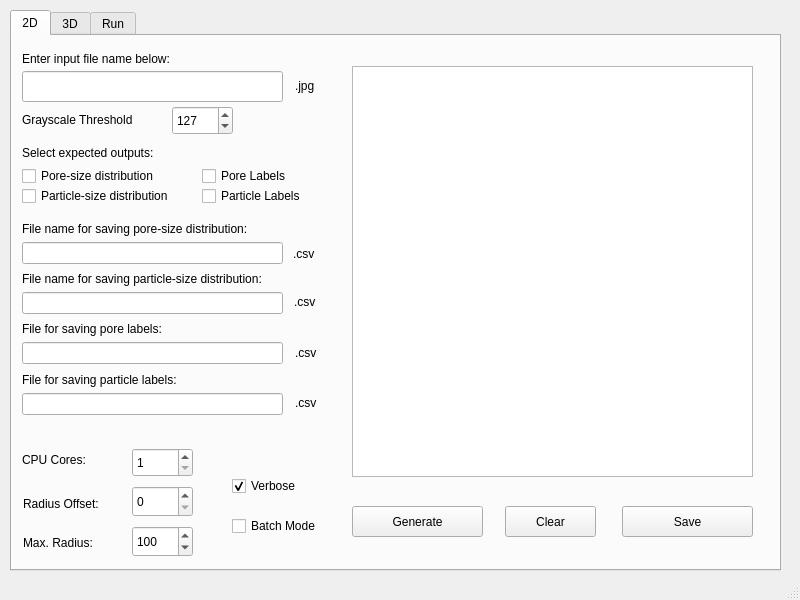
The window that GUI_src/mainwindow.ui (adama-wzr/ED_cPSD) describes before a commit, drawn with Qt 5.
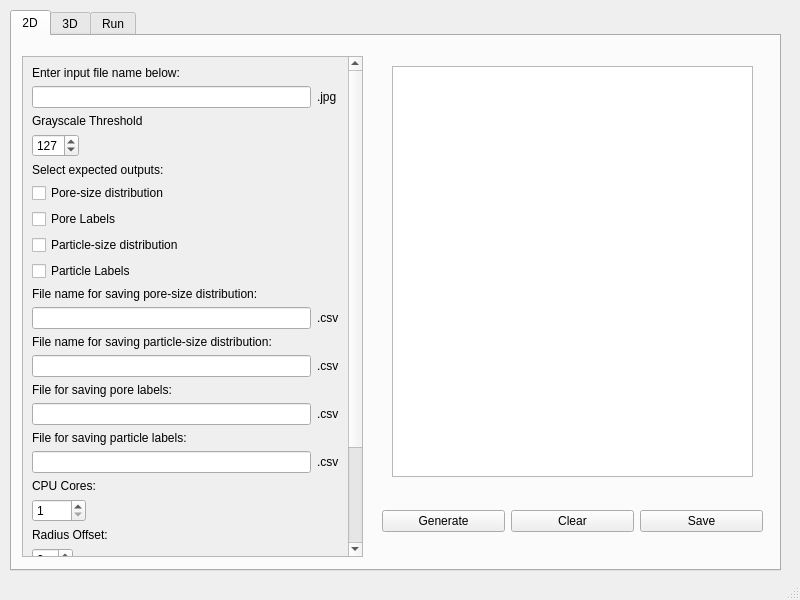
The same window after the commit. The open tabs and pages were chosen to show the change.

Commit message:
Added Scrollbar 2D
- 2D side of the GUI was revamped for better space utilization.
- Clear buttons now work properly for 2D and 3D
- Buttons were properly spaced in 2D nad 3D sides.

```diff
--- a/GUI_src/mainwindow.ui
+++ b/GUI_src/mainwindow.ui
@@ -30,48 +30,12 @@
      <attribute name="title">
       <string>2D</string>
      </attribute>
-     <widget class="QLabel" name="FilenameLabel2D">
-      <property name="geometry">
-       <rect>
-        <x>10</x>
-        <y>15</y>
-        <width>201</width>
-        <height>16</height>
-       </rect>
-      </property>
-      <property name="text">
-       <string>Enter input file name below:</string>
-      </property>
-     </widget>
-     <widget class="QLineEdit" name="FilenameInput2D">
-      <property name="geometry">
-       <rect>
-        <x>10</x>
-        <y>35</y>
-        <width>261</width>
-        <height>31</height>
-       </rect>
-      </property>
-     </widget>
-     <widget class="QPushButton" name="GenButton2D">
-      <property name="geometry">
-       <rect>
-        <x>340</x>
-        <y>470</y>
-        <width>131</width>
-        <height>31</height>
-       </rect>
-      </property>
-      <property name="text">
-       <string>Generate</string>
-      </property>
-     </widget>
      <widget class="QTextEdit" name="textDisplay2D">
       <property name="geometry">
        <rect>
-        <x>340</x>
+        <x>380</x>
         <y>30</y>
-        <width>401</width>
+        <width>361</width>
         <height>411</height>
        </rect>
       </property>
@@ -79,420 +43,296 @@
        <bool>true</bool>
       </property>
      </widget>
-     <widget class="QPushButton" name="saveButton2D">
+     <widget class="QScrollArea" name="scrollArea_4">
       <property name="geometry">
        <rect>
-        <x>610</x>
-        <y>470</y>
-        <width>131</width>
-        <height>31</height>
+        <x>10</x>
+        <y>20</y>
+        <width>341</width>
+        <height>501</height>
        </rect>
       </property>
+      <property name="sizeAdjustPolicy">
+       <enum>QAbstractScrollArea::SizeAdjustPolicy::AdjustToContents</enum>
+      </property>
+      <property name="widgetResizable">
+       <bool>true</bool>
+      </property>
+      <widget class="QWidget" name="scrollAreaWidgetContents_4">
+       <property name="geometry">
+        <rect>
+         <x>0</x>
+         <y>0</y>
+         <width>325</width>
+         <height>702</height>
+        </rect>
+       </property>
+       <layout class="QGridLayout" name="gridLayout_5">
+        <item row="24" column="0">
+         <widget class="QLabel" name="label_15">
       <property name="text">
-       <string>Save</string>
-      </property>
-     </widget>
+           <string>Max. Radius:</string>
+          </property>
+         </widget>
+        </item>
+        <item row="19" column="0">
+         <widget class="QLabel" name="label_11">
+          <property name="text">
+           <string>CPU Cores:</string>
+          </property>
+         </widget>
+        </item>
+        <item row="10" column="0">
+         <widget class="QCheckBox" name="partLabel">
+          <property name="text">
+           <string>Particle Labels</string>
+          </property>
+          <property name="checkable">
+           <bool>false</bool>
+          </property>
+         </widget>
+        </item>
+        <item row="5" column="0" alignment="Qt::AlignmentFlag::AlignLeft">
+         <widget class="QSpinBox" name="Gray_TH">
+          <property name="minimum">
+           <number>1</number>
+          </property>
+          <property name="maximum">
+           <number>255</number>
+          </property>
+          <property name="singleStep">
+           <number>1</number>
+          </property>
+          <property name="value">
+           <number>127</number>
+          </property>
+         </widget>
+        </item>
+        <item row="2" column="1">
+         <widget class="QLabel" name="input2D_ext">
+          <property name="text">
+           <string>.jpg</string>
+          </property>
+         </widget>
+        </item>
+        <item row="22" column="0" alignment="Qt::AlignmentFlag::AlignLeft">
+         <widget class="QSpinBox" name="r_off_2D"/>
+        </item>
+        <item row="20" column="0" alignment="Qt::AlignmentFlag::AlignLeft">
+         <widget class="QSpinBox" name="nThreads">
+          <property name="minimum">
+           <number>1</number>
+          </property>
+          <property name="maximum">
+           <number>1280</number>
+          </property>
+         </widget>
+        </item>
+        <item row="11" column="0">
+         <widget class="QLabel" name="label_2">
+          <property name="text">
+           <string>File name for saving pore-size distribution:</string>
+          </property>
+         </widget>
+        </item>
+        <item row="12" column="1">
+         <widget class="QLabel" name="label_7">
+          <property name="text">
+           <string>.csv</string>
+          </property>
+         </widget>
+        </item>
+        <item row="3" column="0">
+         <widget class="QLabel" name="label_13">
+          <property name="text">
+           <string>Grayscale Threshold</string>
+          </property>
+         </widget>
+        </item>
+        <item row="7" column="0">
      <widget class="QCheckBox" name="poreSD">
-      <property name="geometry">
-       <rect>
-        <x>10</x>
-        <y>130</y>
-        <width>141</width>
-        <height>20</height>
-       </rect>
-      </property>
       <property name="text">
        <string>Pore-size distribution</string>
       </property>
      </widget>
+        </item>
+        <item row="6" column="0">
      <widget class="QLabel" name="label">
-      <property name="geometry">
-       <rect>
-        <x>10</x>
-        <y>110</y>
-        <width>251</width>
-        <height>14</height>
-       </rect>
-      </property>
       <property name="text">
        <string>Select expected outputs:</string>
       </property>
      </widget>
-     <widget class="QCheckBox" name="partSD">
-      <property name="geometry">
-       <rect>
-        <x>10</x>
-        <y>150</y>
-        <width>161</width>
-        <height>20</height>
-       </rect>
-      </property>
+        </item>
+        <item row="17" column="0">
+         <widget class="QLabel" name="label_5">
       <property name="text">
-       <string>Particle-size distribution</string>
-      </property>
-     </widget>
-     <widget class="QCheckBox" name="poreLabel">
-      <property name="geometry">
-       <rect>
-        <x>190</x>
-        <y>130</y>
-        <width>101</width>
-        <height>20</height>
-       </rect>
-      </property>
-      <property name="text">
-       <string>Pore Labels</string>
-      </property>
-      <property name="checkable">
-       <bool>false</bool>
-      </property>
-     </widget>
-     <widget class="QCheckBox" name="partLabel">
-      <property name="geometry">
-       <rect>
-        <x>190</x>
-        <y>150</y>
-        <width>121</width>
-        <height>20</height>
-       </rect>
-      </property>
-      <property name="text">
-       <string>Particle Labels</string>
-      </property>
-      <property name="checkable">
-       <bool>false</bool>
-      </property>
-     </widget>
+           <string>File for saving particle labels:</string>
+          </property>
+         </widget>
+        </item>
+        <item row="12" column="0">
      <widget class="QLineEdit" name="poreSD_Out">
-      <property name="geometry">
-       <rect>
-        <x>10</x>
-        <y>206</y>
-        <width>261</width>
-        <height>22</height>
-       </rect>
-      </property>
       <property name="readOnly">
        <bool>true</bool>
       </property>
      </widget>
-     <widget class="QLabel" name="label_2">
-      <property name="geometry">
-       <rect>
-        <x>10</x>
-        <y>186</y>
-        <width>241</width>
-        <height>14</height>
-       </rect>
-      </property>
+        </item>
+        <item row="16" column="0">
+         <widget class="QLineEdit" name="poreLabel_Out">
+          <property name="readOnly">
+           <bool>true</bool>
+          </property>
+         </widget>
+        </item>
+        <item row="18" column="1">
+         <widget class="QLabel" name="label_10">
       <property name="text">
-       <string>File name for saving pore-size distribution:</string>
-      </property>
-     </widget>
+           <string>.csv</string>
+          </property>
+         </widget>
+        </item>
+        <item row="13" column="0">
      <widget class="QLabel" name="label_3">
-      <property name="geometry">
-       <rect>
-        <x>10</x>
-        <y>236</y>
-        <width>261</width>
-        <height>14</height>
-       </rect>
-      </property>
       <property name="text">
        <string>File name for saving particle-size distribution:</string>
       </property>
      </widget>
-     <widget class="QLineEdit" name="partSD_Out">
-      <property name="geometry">
-       <rect>
-        <x>10</x>
-        <y>256</y>
-        <width>261</width>
-        <height>22</height>
-       </rect>
-      </property>
-      <property name="readOnly">
-       <bool>true</bool>
-      </property>
-     </widget>
+        </item>
+        <item row="21" column="0">
+         <widget class="QLabel" name="label_14">
+          <property name="text">
+           <string>Radius Offset:</string>
+          </property>
+         </widget>
+        </item>
+        <item row="2" column="0">
+         <widget class="QLineEdit" name="FilenameInput2D"/>
+        </item>
+        <item row="15" column="0">
      <widget class="QLabel" name="label_4">
-      <property name="geometry">
-       <rect>
-        <x>10</x>
-        <y>286</y>
-        <width>231</width>
-        <height>14</height>
-       </rect>
-      </property>
       <property name="text">
        <string>File for saving pore labels:</string>
       </property>
      </widget>
-     <widget class="QLineEdit" name="poreLabel_Out">
-      <property name="geometry">
-       <rect>
-        <x>10</x>
-        <y>306</y>
-        <width>261</width>
-        <height>22</height>
-       </rect>
-      </property>
-      <property name="readOnly">
-       <bool>true</bool>
-      </property>
-     </widget>
-     <widget class="QLabel" name="label_5">
-      <property name="geometry">
-       <rect>
-        <x>10</x>
-        <y>337</y>
-        <width>181</width>
-        <height>14</height>
-       </rect>
-      </property>
+        </item>
+        <item row="9" column="0">
+         <widget class="QCheckBox" name="partSD">
+          <property name="text">
+           <string>Particle-size distribution</string>
+          </property>
+         </widget>
+        </item>
+        <item row="25" column="0">
+         <widget class="QCheckBox" name="verbose2D">
       <property name="text">
-       <string>File for saving particle labels:</string>
-      </property>
-     </widget>
-     <widget class="QLineEdit" name="partLabel_Out">
-      <property name="geometry">
-       <rect>
-        <x>10</x>
-        <y>357</y>
-        <width>261</width>
-        <height>22</height>
-       </rect>
-      </property>
-      <property name="readOnly">
+           <string>Verbose</string>
+          </property>
+          <property name="checked">
        <bool>true</bool>
       </property>
      </widget>
-     <widget class="QLabel" name="input2D_ext">
-      <property name="geometry">
-       <rect>
-        <x>283</x>
-        <y>40</y>
-        <width>41</width>
-        <height>20</height>
-       </rect>
-      </property>
-      <property name="text">
-       <string>.jpg</string>
-      </property>
-     </widget>
-     <widget class="QLabel" name="label_7">
-      <property name="geometry">
-       <rect>
-        <x>281</x>
-        <y>211</y>
-        <width>31</width>
-        <height>14</height>
-       </rect>
-      </property>
-      <property name="text">
-       <string>.csv</string>
-      </property>
-     </widget>
-     <widget class="QLabel" name="label_8">
-      <property name="geometry">
-       <rect>
-        <x>282</x>
-        <y>259</y>
-        <width>31</width>
-        <height>14</height>
-       </rect>
-      </property>
-      <property name="text">
-       <string>.csv</string>
-      </property>
-     </widget>
+        </item>
+        <item row="16" column="1">
      <widget class="QLabel" name="label_9">
-      <property name="geometry">
-       <rect>
-        <x>283</x>
-        <y>310</y>
-        <width>31</width>
-        <height>14</height>
-       </rect>
-      </property>
       <property name="text">
        <string>.csv</string>
       </property>
      </widget>
-     <widget class="QLabel" name="label_10">
-      <property name="geometry">
-       <rect>
-        <x>283</x>
-        <y>360</y>
-        <width>31</width>
-        <height>14</height>
-       </rect>
-      </property>
+        </item>
+        <item row="14" column="1">
+         <widget class="QLabel" name="label_8">
       <property name="text">
        <string>.csv</string>
       </property>
      </widget>
-     <widget class="QLabel" name="label_11">
-      <property name="geometry">
-       <rect>
-        <x>10</x>
-        <y>417</y>
-        <width>141</width>
-        <height>14</height>
-       </rect>
-      </property>
+        </item>
+        <item row="0" column="0">
+         <widget class="QLabel" name="FilenameLabel2D">
+          <property name="text">
+           <string>Enter input file name below:</string>
+          </property>
+         </widget>
+        </item>
+        <item row="8" column="0">
+         <widget class="QCheckBox" name="poreLabel">
       <property name="text">
-       <string>CPU Cores:</string>
-      </property>
-     </widget>
-     <widget class="QSpinBox" name="nThreads">
-      <property name="geometry">
-       <rect>
-        <x>120</x>
-        <y>412</y>
-        <width>61</width>
-        <height>29</height>
-       </rect>
-      </property>
+           <string>Pore Labels</string>
+          </property>
+          <property name="checkable">
+           <bool>false</bool>
+          </property>
+         </widget>
+        </item>
+        <item row="18" column="0">
+         <widget class="QLineEdit" name="partLabel_Out">
+          <property name="readOnly">
+           <bool>true</bool>
+          </property>
+         </widget>
+        </item>
+        <item row="14" column="0">
+         <widget class="QLineEdit" name="partSD_Out">
+          <property name="readOnly">
+           <bool>true</bool>
+          </property>
+         </widget>
+        </item>
+        <item row="23" column="0" alignment="Qt::AlignmentFlag::AlignLeft">
+         <widget class="QSpinBox" name="maxR_2D">
       <property name="minimum">
        <number>1</number>
       </property>
       <property name="maximum">
-       <number>1280</number>
-      </property>
-     </widget>
+           <number>100000</number>
+          </property>
+          <property name="value">
+           <number>100</number>
+          </property>
+         </widget>
+        </item>
+        <item row="26" column="0">
      <widget class="QCheckBox" name="batchMode2D">
-      <property name="geometry">
-       <rect>
-        <x>220</x>
-        <y>480</y>
-        <width>91</width>
-        <height>20</height>
-       </rect>
-      </property>
       <property name="text">
        <string>Batch Mode</string>
       </property>
      </widget>
-     <widget class="QCheckBox" name="verbose2D">
-      <property name="geometry">
-       <rect>
-        <x>220</x>
-        <y>440</y>
-        <width>81</width>
-        <height>20</height>
-       </rect>
-      </property>
-      <property name="text">
-       <string>Verbose</string>
-      </property>
-      <property name="checked">
-       <bool>true</bool>
-      </property>
-     </widget>
-     <widget class="QSpinBox" name="Gray_TH">
-      <property name="geometry">
-       <rect>
-        <x>160</x>
-        <y>70</y>
-        <width>61</width>
-        <height>29</height>
-       </rect>
-      </property>
-      <property name="minimum">
-       <number>1</number>
-      </property>
-      <property name="maximum">
-       <number>255</number>
-      </property>
-      <property name="singleStep">
-       <number>1</number>
-      </property>
-      <property name="value">
-       <number>127</number>
-      </property>
+        </item>
+       </layout>
+      </widget>
      </widget>
-     <widget class="QLabel" name="label_13">
+     <widget class="QWidget" name="horizontalLayoutWidget">
       <property name="geometry">
        <rect>
-        <x>10</x>
-        <y>77</y>
-        <width>141</width>
-        <height>14</height>
-       </rect>
-      </property>
-      <property name="text">
-       <string>Grayscale Threshold</string>
-      </property>
-     </widget>
-     <widget class="QSpinBox" name="r_off_2D">
-      <property name="geometry">
-       <rect>
-        <x>120</x>
+        <x>370</x>
         <y>450</y>
-        <width>61</width>
-        <height>31</height>
+        <width>381</width>
+        <height>71</height>
        </rect>
       </property>
-     </widget>
-     <widget class="QLabel" name="label_14">
-      <property name="geometry">
-       <rect>
-        <x>11</x>
-        <y>460</y>
-        <width>81</width>
-        <height>16</height>
-       </rect>
-      </property>
+      <layout class="QHBoxLayout" name="horizontalLayout">
+       <item>
+        <widget class="QPushButton" name="GenButton2D">
       <property name="text">
-       <string>Radius Offset:</string>
-      </property>
-     </widget>
-     <widget class="QLabel" name="label_15">
-      <property name="geometry">
-       <rect>
-        <x>11</x>
-        <y>499</y>
-        <width>81</width>
-        <height>16</height>
-       </rect>
-      </property>
-      <property name="text">
-       <string>Max. Radius:</string>
-      </property>
-     </widget>
-     <widget class="QSpinBox" name="maxR_2D">
-      <property name="geometry">
-       <rect>
-        <x>120</x>
-        <y>490</y>
-        <width>61</width>
-        <height>31</height>
-       </rect>
-      </property>
-      <property name="minimum">
-       <number>1</number>
-      </property>
-      <property name="maximum">
-       <number>100000</number>
-      </property>
-      <property name="value">
-       <number>100</number>
-      </property>
-     </widget>
+          <string>Generate</string>
+         </property>
+        </widget>
+       </item>
+       <item>
      <widget class="QPushButton" name="clearButton2D">
-      <property name="geometry">
-       <rect>
-        <x>493</x>
-        <y>470</y>
-        <width>91</width>
-        <height>31</height>
-       </rect>
-      </property>
       <property name="text">
        <string>Clear</string>
       </property>
      </widget>
+       </item>
+       <item>
+        <widget class="QPushButton" name="saveButton2D">
+         <property name="text">
+          <string>Save</string>
+         </property>
+        </widget>
+       </item>
+      </layout>
+     </widget>
     </widget>
     <widget class="QWidget" name="tab_2">
      <attribute name="title">
```
Left out of the diff: 4 changed lines with no effect on the pictures. Lines whose indentation alone changed are shown as unchanged.
